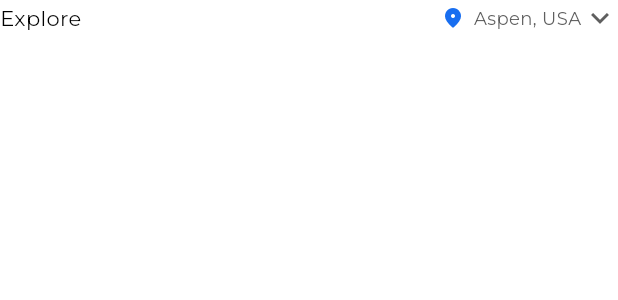
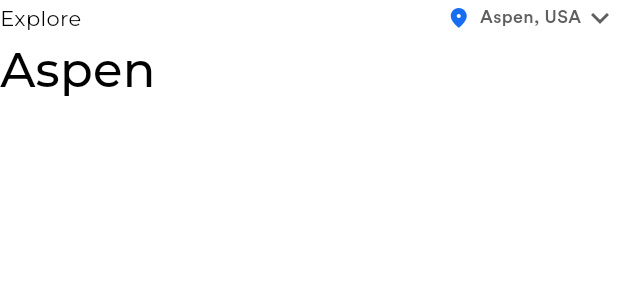
Before and after one commit to Nidhal-Khazene/Aspen_Travel_Mobile_App, a Flutter app: the CustomAppBar widget shown alone on an empty page, opened directly, on a phone screen of 412 x 824 dp. Shown: the top 300 px of the screen. Run offline on Flutter 3.47's test engine with Material 3 defaults, Android fonts, the phone set to English and light mode, and no system bars; our stand-ins replace flutter_svg; project files that could hold a hidden picture were left out.

Commit message:
custom app bar finish

```diff
--- a/lib/constants.dart
+++ b/lib/constants.dart
@@ -1,5 +1,2 @@
-import 'package:flutter/cupertino.dart';
-
-const Color kPrimaryColor = Color(0xff176EF1);
 const double kHorizontalPaddingSplashView = 32;
 const double kHorizontalPaddingHomeView = 20;
--- a/lib/features/home/presentation/views/widgets/custom_app_bar.dart
+++ b/lib/features/home/presentation/views/widgets/custom_app_bar.dart
@@ -8,7 +8,10 @@ class CustomAppBar extends StatelessWidget {
   @override
   Widget build(BuildContext context) {
     return SafeArea(
-      child: Row(
+      child: Column(
+        crossAxisAlignment: CrossAxisAlignment.start,
+        children: [
+          Row(
             mainAxisAlignment: MainAxisAlignment.spaceBetween,
             children: [
               Text(
@@ -27,11 +30,21 @@ class CustomAppBar extends StatelessWidget {
                     "Aspen, USA",
                     style: TextStyles.regular12.copyWith(
                       color: const Color(0xFF5F5F5F),
+                      fontFamily: "CircularXX",
                     ),
                   ),
                   const SizedBox(width: 0.5),
-              const Icon(Icons.keyboard_arrow_down, color: Color(0xFF5F5F5F)),
+                  const Icon(
+                    Icons.keyboard_arrow_down,
+                    color: Color(0xFF5F5F5F),
+                  ),
                 ],
+              ),
+            ],
+          ),
+          Text(
+            "Aspen",
+            style: TextStyles.medium32.copyWith(color: Colors.black),
           ),
         ],
       ),
--- a/pubspec.yaml
+++ b/pubspec.yaml
@@ -90,7 +90,9 @@ flutter:
            weight: 700
          - asset: assets/fonts/Montserrat-ExtraBold.ttf
            weight: 800
-
+     - family: CircularXX
+       fonts:
+         - asset: assets/fonts/circular-std-medium-500.ttf
 
   # For details regarding fonts from package dependencies,
   # see https://flutter.dev/to/font-from-package
```
Also changed, not shown: lib/core/widgets/custom_button.dart (+6 -3 lines), assets/fonts/circular-std-medium-500.ttf (added), 1 other file. Lines whose indentation alone changed are shown as unchanged.
